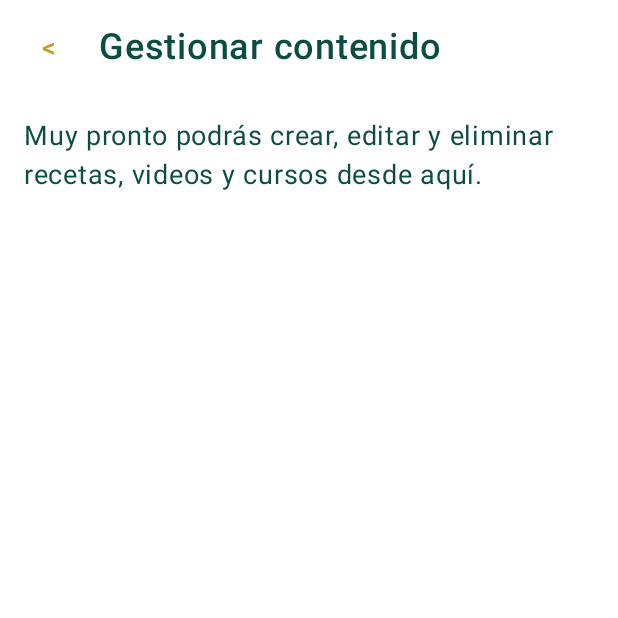
After one commit to ZeusCG/AppMaster_Martini_Grupo1, an Android app built with Jetpack Compose: the ManageContentScreen screen opened through its navigation route, on a phone screen of 412 x 824 dp, the top half of it. The commit adds this screen. Run offline under Robolectric (Android 15) with nearby library versions, the phone set to English and light mode, and no system bars.

Commit message:
navegacion y accesos a home listo

```diff
--- a/app/src/main/java/com/example/appmaster_martini_grupo1/ui/navigation/NavGraph.kt
+++ b/app/src/main/java/com/example/appmaster_martini_grupo1/ui/navigation/NavGraph.kt
@@ -1,6 +1,5 @@
 package com.example.appmaster_martini_grupo1.ui.navigation
 
-import android.icu.text.IDNA
 import androidx.compose.animation.AnimatedContentTransitionScope
 import androidx.compose.animation.core.tween
 import androidx.compose.animation.fadeIn
@@ -20,6 +19,8 @@ import com.example.appmaster_martini_grupo1.ui.screens.InfoScreen
 import com.example.appmaster_martini_grupo1.ui.screens.LoginScreen
 import com.example.appmaster_martini_grupo1.ui.screens.ProfileScreen
 import com.example.appmaster_martini_grupo1.ui.screens.RegisterScreen
+import com.example.appmaster_martini_grupo1.ui.screens.ContactScreen
+import com.example.appmaster_martini_grupo1.ui.screens.ManageContentScreen
 
 object Routes {
     const val LOGIN = "login"
@@ -30,8 +31,12 @@ object Routes {
     const val FAVORITES = "favorites"
     const val  INFO = "info"
     const val DETAIL = "detail/{id}"
+    const val MANAGE = "manage"
+
+    const val CONTACT = "contact"
 
     fun detail(id: String) = "detail/$id"
+
 }
 
 private const val ANIM_MS = 320
@@ -75,10 +80,9 @@ fun AppNavGraph(
         composable(Routes.LOGIN) {
             LoginScreen(
                 onNavigateToRegister = { navController.navigate(Routes.REGISTER) },
+                // HOME es la raíz del back stack: al autenticarse se vuelve a ella sin duplicarla.
                 onLoginSuccess = {
-                    navController.navigate(Routes.HOME) {
-                        popUpTo(Routes.LOGIN) { inclusive = true }
-                    }
+                    navController.popBackStack(Routes.HOME, inclusive = false)
                 }
             )
         }
@@ -87,29 +91,33 @@ fun AppNavGraph(
             RegisterScreen(
                 onNavigateBack = { navController.popBackStack() },
                 onRegisterSuccess = {
-                    navController.navigate(Routes.HOME) {
-                        popUpTo(Routes.LOGIN) { inclusive = true }
-                    }
+                    navController.popBackStack(Routes.HOME, inclusive = false)
                 }
             )
         }
 
         composable(Routes.HOME) {
             HomeScreen(
+                onGoManage = { navController.navigate(Routes.MANAGE) },
+                onGoContact = { navController.navigate(Routes.CONTACT) },
                 onGoCatalog = { navController.navigate(Routes.CATALOG) },
                 onGoFavorites = { navController.navigate(Routes.FAVORITES) },
                 onGoProfile = { navController.navigate(Routes.PROFILE) },
-                onGoInfo = {navController.navigate(Routes.INFO)},
-                onGoLogin = {
-                    navController.navigate(Routes.LOGIN) {
-                        popUpTo(Routes.HOME) { inclusive = true }
-                    }
-                },
+                onGoInfo = { navController.navigate(Routes.INFO) },
+                onGoLogin = { navController.navigate(Routes.LOGIN) },
                 onLogout = {
                     UserSession.clear()
-                    navController.navigate(Routes.LOGIN) {popUpTo(Routes.HOME){inclusive = true}}
+                    navController.navigate(Routes.LOGIN)
                 }
             )
+        }
+
+        composable(Routes.MANAGE) {
+            ManageContentScreen(onBack = { navController.popBackStack() })
+        }
+
+        composable(Routes.CONTACT) {
+            ContactScreen(onBack = { navController.popBackStack() })
         }
 
         composable(Routes.INFO) {
--- a/app/src/main/java/com/example/appmaster_martini_grupo1/ui/screens/HomeScreen.kt
+++ b/app/src/main/java/com/example/appmaster_martini_grupo1/ui/screens/HomeScreen.kt
@@ -32,6 +32,8 @@ import com.example.appmaster_martini_grupo1.ui.theme.AppMaster_Martini_Grupo1The
 fun HomeScreen(
     onGoCatalog: () -> Unit = {},
     onGoFavorites: () -> Unit = {},
+    onGoManage: () -> Unit = {},
+    onGoContact: () -> Unit = {},
     onGoProfile: () -> Unit = {},
     onGoInfo: () -> Unit = {},
     onGoLogin: () -> Unit = {},
@@ -74,6 +76,12 @@ fun HomeScreen(
             Button(onClick = onGoCatalog, modifier = Modifier.fillMaxWidth()) {
                 Text("Ver catálogo")
             }
+            Button(onClick = onGoManage, modifier = Modifier.fillMaxWidth()) {
+                Text("Gestionar contenido")
+            }
+            Button(onClick = onGoContact, modifier = Modifier.fillMaxWidth()) {
+                Text("Contactar a un asesor")
+            }
             Button(onClick = onGoFavorites, modifier = Modifier.fillMaxWidth()) {
                 Text("Mis favoritos")
             }
--- /dev/null
+++ b/app/src/main/java/com/example/appmaster_martini_grupo1/ui/screens/ManageContentScreen.kt
@@ -0,0 +1,47 @@
+package com.example.appmaster_martini_grupo1.ui.screens
+
+import androidx.compose.foundation.layout.Arrangement
+import androidx.compose.foundation.layout.Column
+import androidx.compose.foundation.layout.fillMaxSize
+import androidx.compose.foundation.layout.padding
+import androidx.compose.material3.ExperimentalMaterial3Api
+import androidx.compose.material3.MaterialTheme
+import androidx.compose.material3.Scaffold
+import androidx.compose.material3.Text
+import androidx.compose.material3.TextButton
+import androidx.compose.material3.TopAppBar
+import androidx.compose.runtime.Composable
+import androidx.compose.ui.Alignment
+import androidx.compose.ui.Modifier
+import androidx.compose.ui.unit.dp
+
+@OptIn(ExperimentalMaterial3Api::class)
+@Composable
+fun ManageContentScreen(
+    onBack: () -> Unit = {}
+) {
+    Scaffold(
+        topBar = {
+            TopAppBar(
+                title = { Text("Gestionar contenido") },
+                navigationIcon = {
+                    TextButton(onClick = onBack) { Text("<") }
+                }
+            )
+        }
+    ) { padding ->
+        Column(
+            modifier = Modifier
+                .fillMaxSize()
+                .padding(padding)
+                .padding(16.dp),
+            verticalArrangement = Arrangement.spacedBy(12.dp),
+            horizontalAlignment = Alignment.CenterHorizontally
+        ) {
+            Text(
+                "Muy pronto podrás crear, editar y eliminar recetas, videos y cursos desde aquí.",
+                style = MaterialTheme.typography.bodyLarge
+            )
+        }
+    }
+}
```
Also changed, not shown: app/src/main/java/com/example/appmaster_martini_grupo1/ui/screens/ContactScreen.kt (added, +47 -0 lines), 1 other file.
